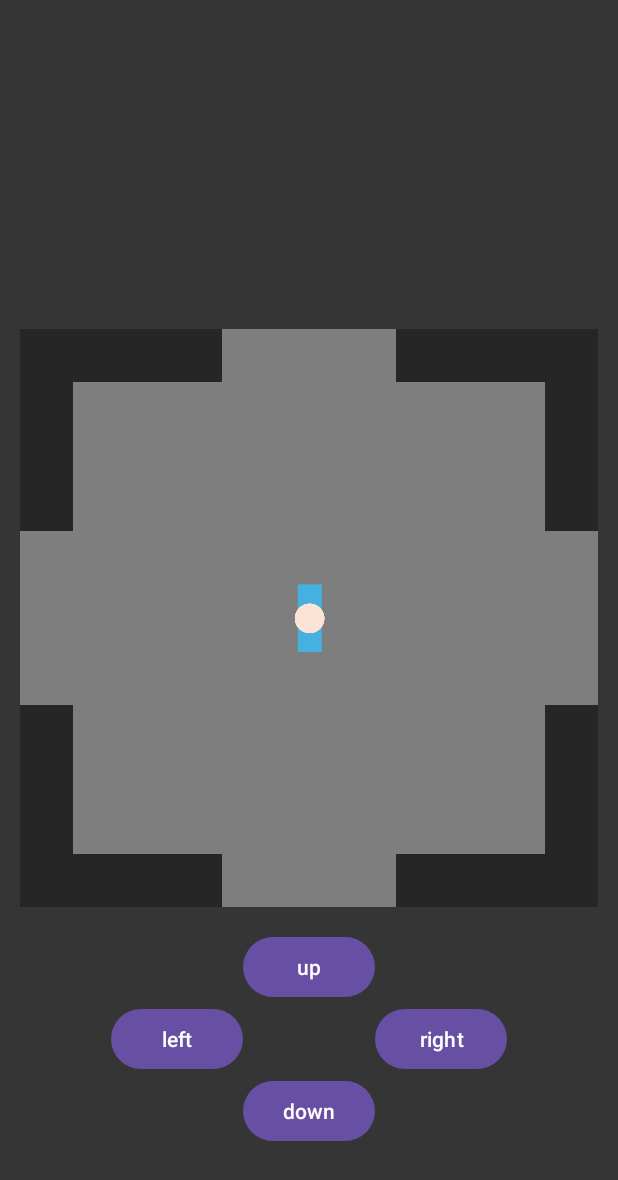
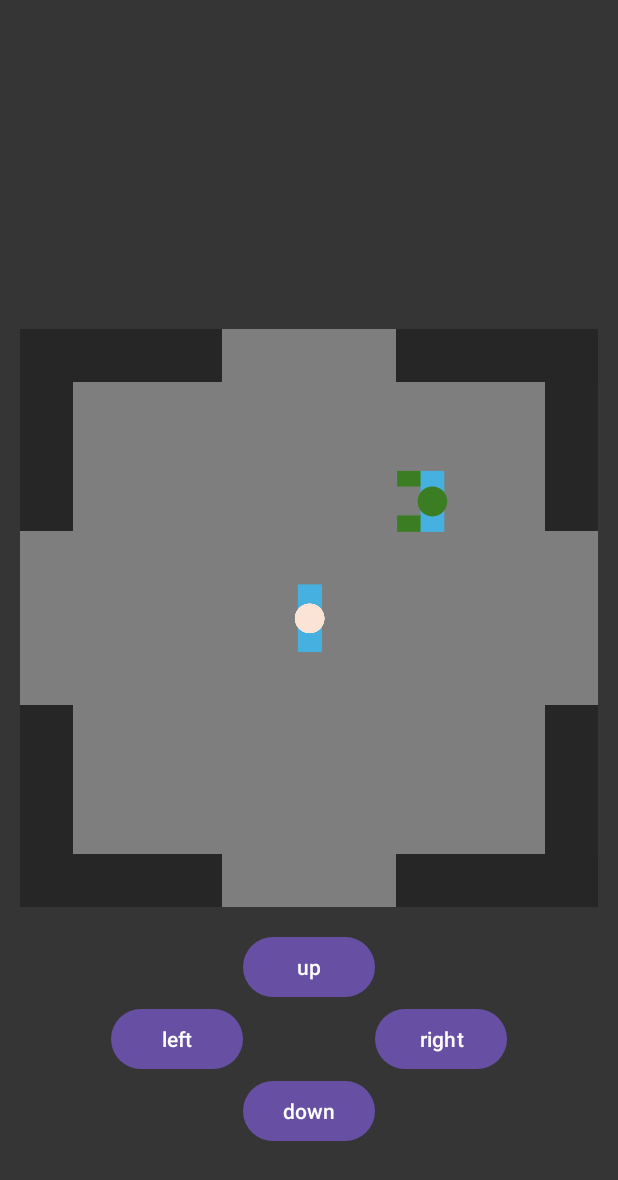
Before and after one commit to Etienne0792/Prototype-PFI, an Android app: the layout room4.xml on its own in the app's theme, with its tools: preview values and no code run, on a phone screen of 412 x 824 dp. Shown: the top 1180 px of the screen. Run offline under Robolectric (Android 15) with nearby library versions, the light colour scheme and no system bars.

Commit message:
Deplacements monstres

```diff
--- a/app/src/main/java/com/example/prototype_pfi/room2.java
+++ b/app/src/main/java/com/example/prototype_pfi/room2.java
@@ -57,7 +57,7 @@ public class room2 extends AppCompatActivity {
         tabMonstre[1] = getDrawable(R.drawable.monstrepas1);
         tabMonstre[2] = getDrawable(R.drawable.monstrepas2);
         ImageView monstre_img = findViewById(R.id.monstreRoom2);
-        monstre = new Monstre(tabMonstre, monstre_img);
+        monstre = new Monstre(tabMonstre, monstre_img,gameGrid, GRID_SECTIONS, gridSize);
         if (hero.asKey){
             tabMonstre[0] = getDrawable(R.drawable.monstreattaquer);
             tabMonstre[1] = getDrawable(R.drawable.monstrepas1attaquer);
@@ -73,6 +73,8 @@ public class room2 extends AppCompatActivity {
     @Override
     protected void onStart() {
         super.onStart();
+
+        monstre.Deplacement(hero,this).start();
 
         Directions[] sorties = new Directions[]
                 {
--- a/app/src/main/java/com/example/prototype_pfi/room6.java
+++ b/app/src/main/java/com/example/prototype_pfi/room6.java
@@ -54,7 +54,7 @@ public class room6 extends AppCompatActivity {
         tabMonstre[1] = getDrawable(R.drawable.monstrepas1);
         tabMonstre[2] = getDrawable(R.drawable.monstrepas2);
         ImageView monstre_img = findViewById(R.id.monstreRoom6);
-        monstre = new Monstre(tabMonstre, monstre_img);
+        monstre = new Monstre(tabMonstre, monstre_img,gameGrid,GRID_SECTIONS,gridSize);
 
         if (hero.asKey){
             tabMonstre[0] = getDrawable(R.drawable.monstreattaquer);
@@ -71,6 +71,8 @@ public class room6 extends AppCompatActivity {
     @Override
     protected void onStart() {
         super.onStart();
+
+        monstre.Deplacement(hero,this).start();
 
         Directions[] sorties = new Directions[]
                 {
--- a/app/src/main/java/com/example/prototype_pfi/room7.java
+++ b/app/src/main/java/com/example/prototype_pfi/room7.java
@@ -55,7 +55,7 @@ public class room7 extends AppCompatActivity {
         tabMonstre[1] = getDrawable(R.drawable.monstrepas1);
         tabMonstre[2] = getDrawable(R.drawable.monstrepas2);
         ImageView monstre_img = findViewById(R.id.monstreRoom7);
-        monstre = new Monstre(tabMonstre, monstre_img);
+        monstre = new Monstre(tabMonstre, monstre_img,gameGrid,GRID_SECTIONS,gridSize);
         if (hero.asKey){
             tabMonstre[0] = getDrawable(R.drawable.monstreattaquer);
             tabMonstre[1] = getDrawable(R.drawable.monstrepas1attaquer);
@@ -71,6 +71,8 @@ public class room7 extends AppCompatActivity {
     @Override
     protected void onStart() {
         super.onStart();
+
+        monstre.Deplacement(hero,this).start();
 
         Directions[] sorties = new Directions[]
                 {
--- a/app/src/main/java/com/example/prototype_pfi/room8.java
+++ b/app/src/main/java/com/example/prototype_pfi/room8.java
@@ -54,7 +54,7 @@ public class room8 extends AppCompatActivity {
         tabMonstre[1] = getDrawable(R.drawable.monstrepas1);
         tabMonstre[2] = getDrawable(R.drawable.monstrepas2);
         ImageView monstre_img = findViewById(R.id.monstreRoom8);
-        monstre = new Monstre(tabMonstre, monstre_img);
+        monstre = new Monstre(tabMonstre, monstre_img,gameGrid, GRID_SECTIONS,gridSize);
         if (hero.asKey){
             tabMonstre[0] = getDrawable(R.drawable.monstreattaquer);
             tabMonstre[1] = getDrawable(R.drawable.monstrepas1attaquer);
@@ -70,6 +70,8 @@ public class room8 extends AppCompatActivity {
     @Override
     protected void onStart() {
         super.onStart();
+
+        monstre.Deplacement(hero,this).start();
 
         Directions[] sorties = new Directions[]
                 {
--- a/app/src/main/java/com/example/prototype_pfi/roomGeneration.java
+++ b/app/src/main/java/com/example/prototype_pfi/roomGeneration.java
@@ -56,7 +56,7 @@ public class roomGeneration {
         }
         switch (hero.currentDirection){
             case droite:
-                positionGrid[gridSections/2][1] = 2;
+                positionGrid[gridSections/2][2] = 2;
                 hero.activeView.setRotation(0);
                 hero.activeView.setX(hero.activeView.getX() - gridSize/2f);
                 break;
@@ -66,7 +66,7 @@ public class roomGeneration {
                 hero.activeView.setX(hero.activeView.getX() + gridSize/2f);
                 break;
             case haut:
-                positionGrid[1][gridSections/2] = 2;
+                positionGrid[2][gridSections/2] = 2;
                 hero.activeView.setRotation(90);
                 hero.activeView.setY(hero.activeView.getY() - gridSize/2f);
                 break;
--- a/app/src/main/res/layout/room4.xml
+++ b/app/src/main/res/layout/room4.xml
@@ -122,6 +122,22 @@
             app:layout_constraintWidth_percent="0.0909"
             app:srcCompat="@drawable/mur" />
 
+        <ImageView
+            android:id="@+id/monstreRoom4"
+            android:layout_width="50dp"
+            android:layout_height="50dp"
+            android:layout_marginTop="50dp"
+            android:layout_marginEnd="50dp"
+            android:rotation="180"
+            android:scaleType="fitCenter"
+            app:layout_constraintBottom_toBottomOf="parent"
+            app:layout_constraintEnd_toEndOf="parent"
+            app:layout_constraintHorizontal_bias="0.841"
+            app:layout_constraintStart_toStartOf="parent"
+            app:layout_constraintTop_toTopOf="parent"
+            app:layout_constraintVertical_bias="0.14"
+            app:srcCompat="@drawable/monstre" />
+
     </androidx.constraintlayout.widget.ConstraintLayout>
 
     <Button
--- a/app/src/main/res/layout/room8.xml
+++ b/app/src/main/res/layout/room8.xml
@@ -149,9 +149,10 @@
             android:rotation="-90"
             app:layout_constraintBottom_toBottomOf="@+id/gameGrid"
             app:layout_constraintEnd_toEndOf="@+id/gameGrid"
+            app:layout_constraintHorizontal_bias="0.498"
             app:layout_constraintStart_toStartOf="@+id/gameGrid"
             app:layout_constraintTop_toTopOf="@+id/gameGrid"
-            app:layout_constraintVertical_bias="0.77"
+            app:layout_constraintVertical_bias="0.749"
             app:srcCompat="@drawable/monstre" />
 
     </androidx.constraintlayout.widget.ConstraintLayout>
```
Also changed, not shown: app/src/main/java/com/example/prototype_pfi/Monstre.java (+58 -2 lines), app/src/main/java/com/example/prototype_pfi/room3.java (+5 -2 lines), app/src/main/java/com/example/prototype_pfi/room4.java (+20 -0 lines).
